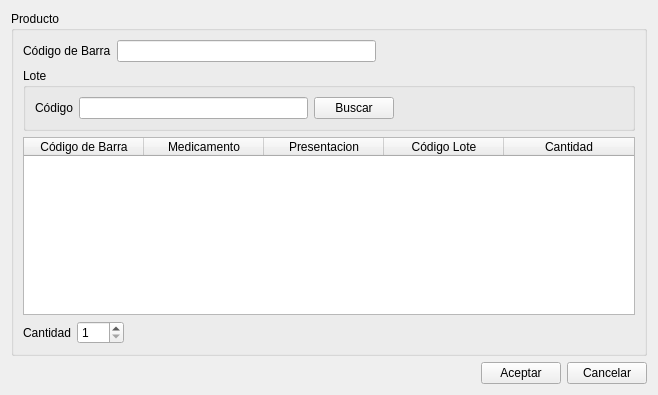
First picture: the form in ventanas/vtnAjusteNegativoStock.ui, repository leaLuque/FarmaciaCrisol, before the edit.
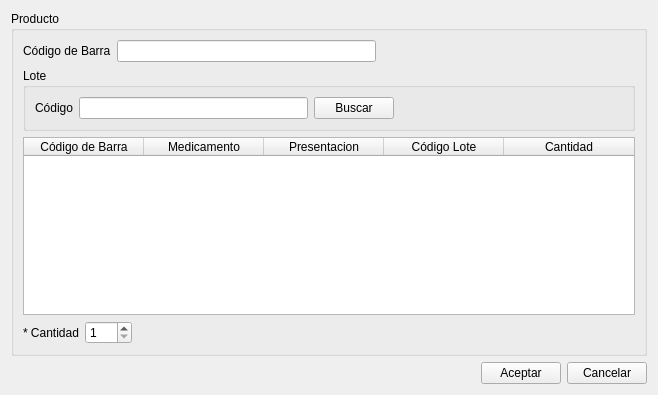
Second picture: the form after the edit.

What changed in the file:
```diff
--- a/ventanas/vtnAjusteNegativoStock.ui
+++ b/ventanas/vtnAjusteNegativoStock.ui
@@ -162,7 +162,7 @@
            <enum>Qt::LeftToRight</enum>
           </property>
           <property name="text">
-           <string>Cantidad</string>
+           <string>* Cantidad</string>
           </property>
           <property name="alignment">
            <set>Qt::AlignLeading|Qt::AlignLeft|Qt::AlignVCenter</set>
```
